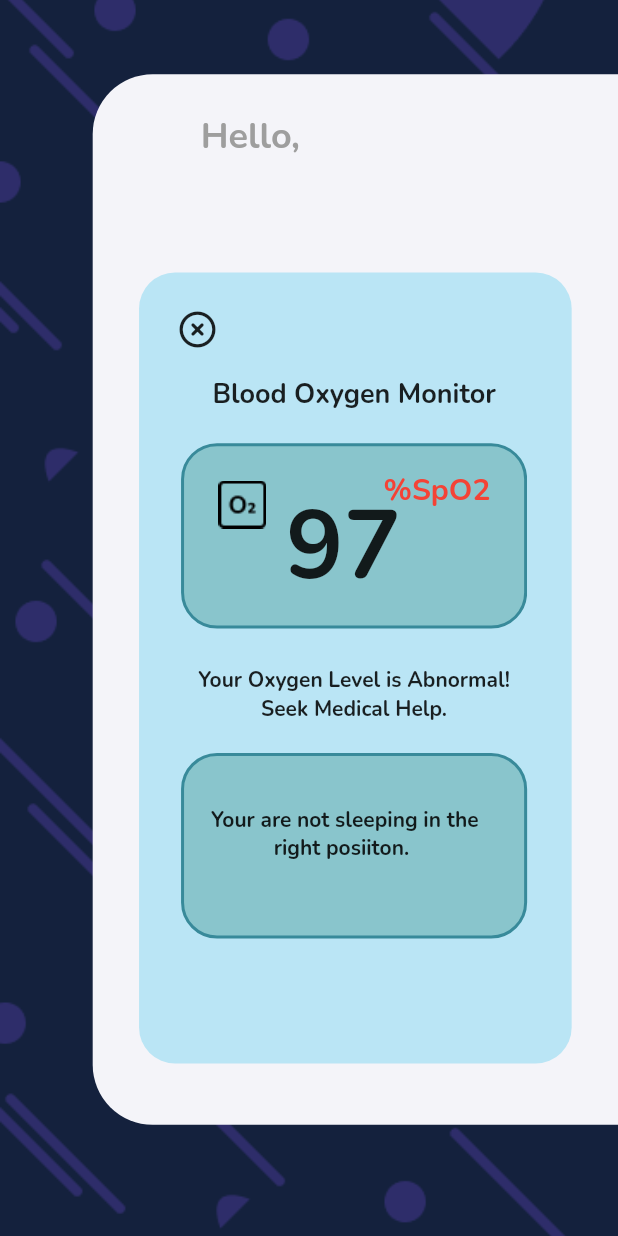
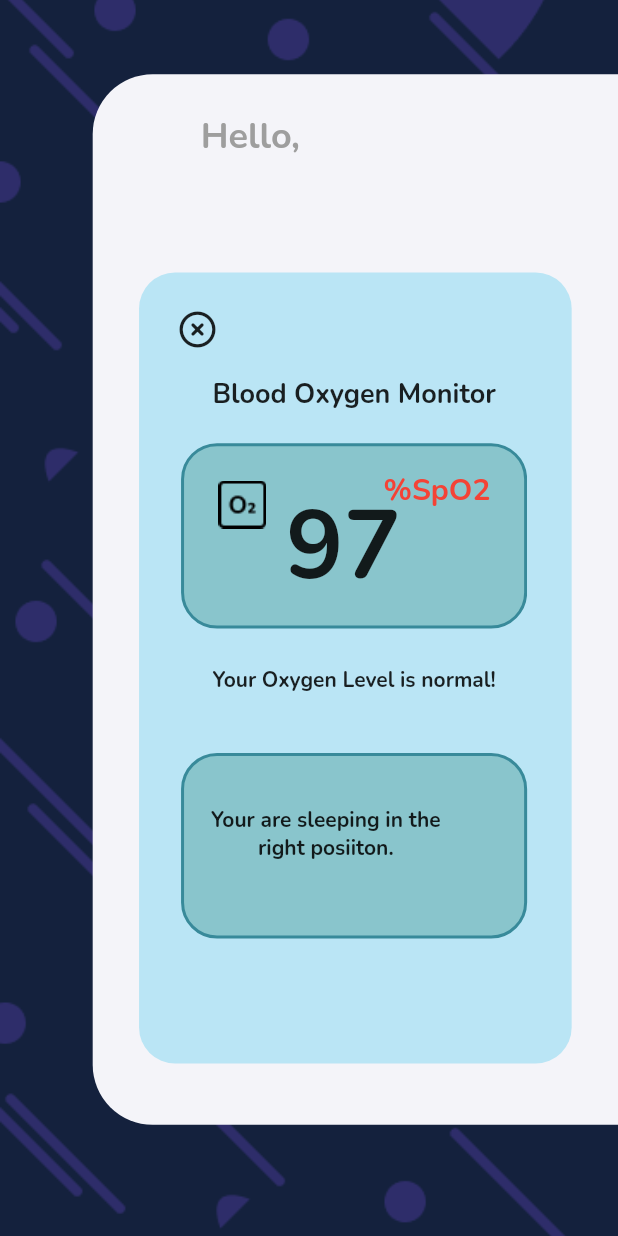
Before and after one commit to Baluds/Smart-watch, a Flutter app: the Spo2pg screen opened directly with empty values, on a phone screen of 412 x 824 dp. Run offline on Flutter 3.47's test engine with Material 2 defaults, Android fonts, the phone set to English and light mode, and no system bars; our stand-ins replace cloud_firestore, dropdown_button2, firebase_auth, firebase_core, flutter_bluetooth_serial, fluttertoast and 5 more; missing offline and left inert: background_location, flutter_background, telephony; accounts and stored records are empty.

Commit message:
spo2pg: Calculations added

```diff
--- a/lib/ui/pages/spo2.dart
+++ b/lib/ui/pages/spo2.dart
@@ -3,10 +3,55 @@ import 'package:font_awesome_flutter/font_awesome_flutter.dart';
 import 'package:google_fonts/google_fonts.dart';
 import 'package:provider/provider.dart';
 import 'package:smart_watch/model/model.dart';
+import 'package:smart_watch/services/service.dart';
 
-class Spo2pg extends StatelessWidget {
+class Spo2pg extends StatefulWidget {
   const Spo2pg({Key? key, required this.userDocument}) : super(key: key);
   final userDocument;
+
+  @override
+  State<Spo2pg> createState() => _Spo2pgState();
+}
+
+class _Spo2pgState extends State<Spo2pg> {
+  var document;
+  @override
+  void initState() {
+    super.initState();
+    Auth().getData(widget.userDocument['Uid']).then((value) {
+      setState(() {
+        document = value;
+      });
+    });
+  }
+
+  bool sleepPositionDetection(int spo2) {
+    var pregnancySpo2 = document == null
+        ? widget.userDocument['Pregnancy']
+        : document['Pregnancy'];
+    if (pregnancySpo2 == 3) {
+      if (spo2 >= 95 && spo2 <= 100) {
+        return true;
+      }
+      return false;
+    } else if (pregnancySpo2 == 2) {
+      if (spo2 >= 93.4 && spo2 <= 98.5) {
+        return true;
+      }
+      return false;
+    } else if (pregnancySpo2 == 1) {
+      if (spo2 >= 92.9 && spo2 <= 99.3) {
+        return true;
+      }
+      return false;
+    } else {
+      if (spo2 >= 94.3 && spo2 <= 99.4) {
+        return true;
+      }
+      return false;
+    }
+  }
+
   @override
   Widget build(BuildContext context) {
     return Scaffold(
@@ -52,7 +97,7 @@ class Spo2pg extends StatelessWidget {
                                     color: Colors.grey)),
                           ),
                           Text(
-                            userDocument['Name'],
+                            widget.userDocument['Name'],
                             style: GoogleFonts.nunito(
                                 textStyle: const TextStyle(
                                     fontSize: 24, fontWeight: FontWeight.w700)),
@@ -184,13 +229,20 @@ class Spo2pg extends StatelessWidget {
                               Container(
                                 margin:
                                     const EdgeInsets.only(top: 15, bottom: 10),
-                                child: Text(
-                                  "Your Oxygen Level is Abnormal!\n           Seek Medical Help.",
+                                child: Consumer<Model>(
+                                  builder: (context, blueProvider, child) =>
+                                      Text(
+                                    blueProvider.sp02! >= 90 &&
+                                            blueProvider.sp02! <= 100
+                                        ? "Your Oxygen Level is normal!\n"
+                                        : "Your Oxygen Level is Abnormal!\nSeek Medical Help.",
                                     style: GoogleFonts.nunito(
                                       textStyle: const TextStyle(
                                         fontSize: 14,
                                         fontWeight: FontWeight.w700,
                                       ),
+                                    ),
+                                    textAlign: TextAlign.center,
                                   ),
                                 ),
                               ),
@@ -218,13 +270,21 @@ class Spo2pg extends StatelessWidget {
                                     Positioned(
                                       top: 35,
                                       left: 20,
-                                      child: Text(
-                                        "Your are not sleeping in the\n           right posiiton.",
+                                      child: Consumer<Model>(
+                                        builder:
+                                            (context, blueProvider, child) =>
+                                                Text(
+                                          sleepPositionDetection(
+                                                  blueProvider.sp02 ?? 97)
+                                              ? "Your are sleeping in the\nright posiiton."
+                                              : "Your are not sleeping in the\nright posiiton.",
                                           style: GoogleFonts.nunito(
                                             textStyle: const TextStyle(
                                               fontSize: 14,
                                               fontWeight: FontWeight.w700,
                                             ),
+                                          ),
+                                          textAlign: TextAlign.center,
                                         ),
                                       ),
                                     ),
```
Lines whose indentation alone changed are shown as unchanged.
